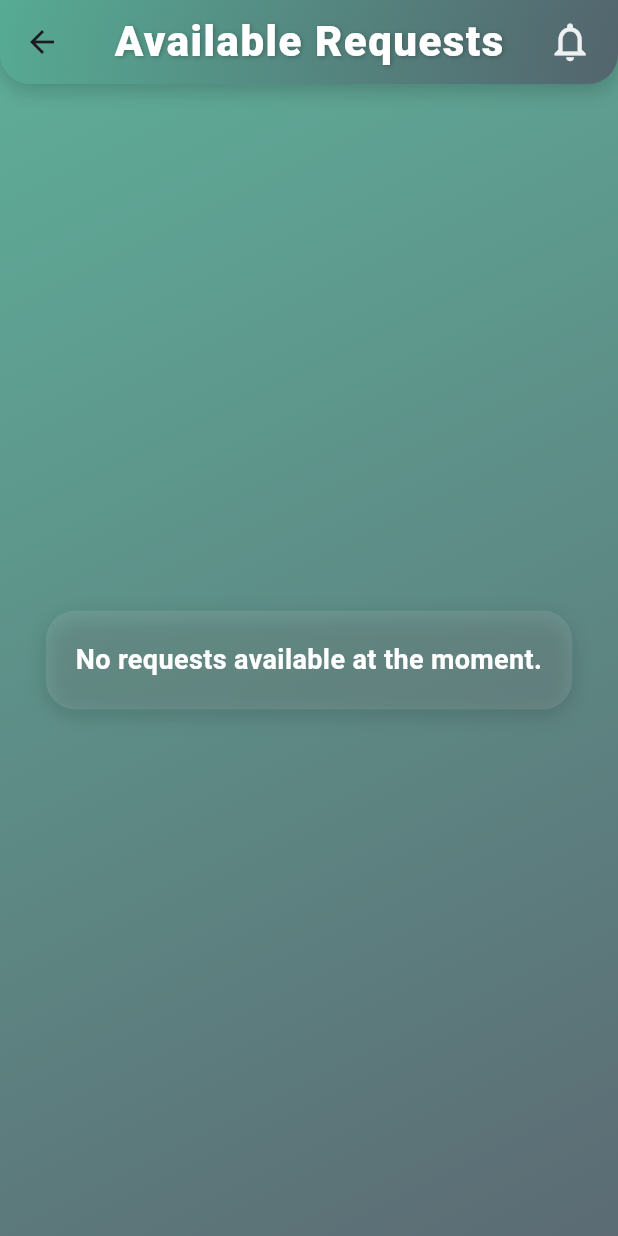
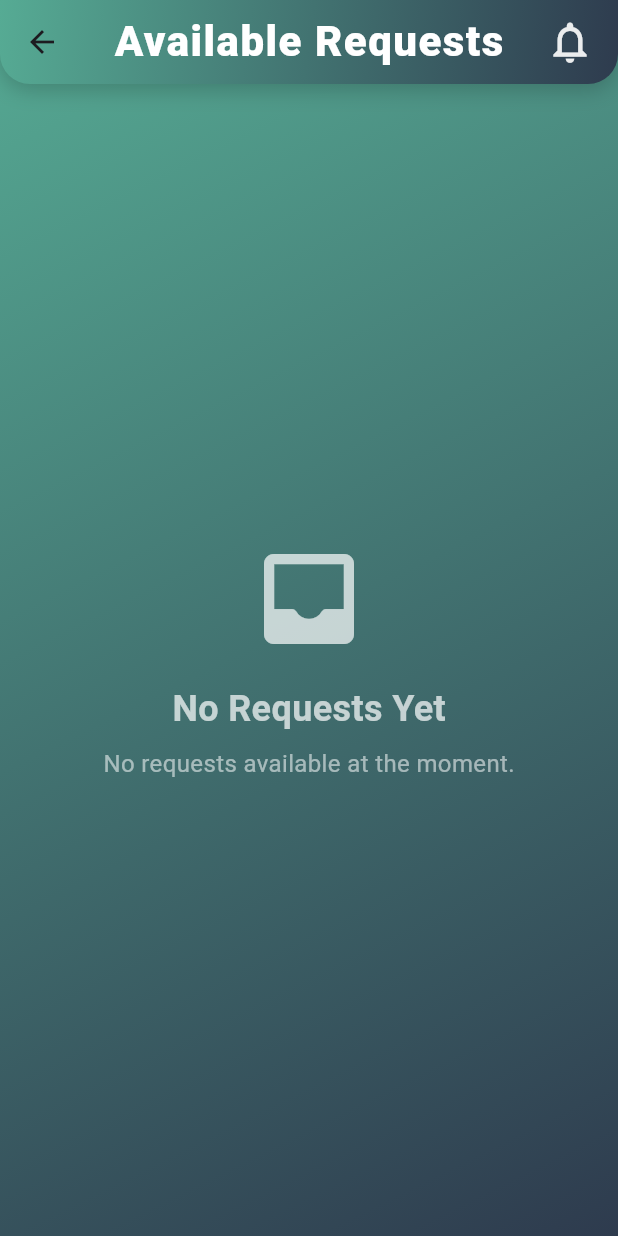
Before and after one commit to MINA000000/Handymen-app, a Flutter app: the HandymanHome screen opened directly, on a phone screen of 412 x 824 dp. Run offline on Flutter 3.47's test engine with Material 3 defaults, Android fonts, the phone set to English and light mode, and no system bars; our stand-ins replace animate_do, cached_network_image, cloud_firestore, cloud_functions, dio, file_picker and 8 more; accounts and stored records are empty; Roboto replaces fonts that are missing (Nunito); project files that could hold a hidden picture were left out.

Commit message:
theme consistancy complete

```diff
--- a/lib/handyman_screens/handyman_home.dart
+++ b/lib/handyman_screens/handyman_home.dart
@@ -68,16 +68,15 @@ class _HandymanHomeState extends State<HandymanHome> {
   @override
   Widget build(BuildContext context) {
     return Container(
-      width: double.infinity,
-      height: double.infinity,
-      decoration: BoxDecoration(
+      decoration: const BoxDecoration(
         gradient: LinearGradient(
           begin: Alignment.topLeft,
           end: Alignment.bottomRight,
           colors: [
-            Color.fromRGBO(86, 171, 148, 0.95),
-            Color.fromRGBO(83, 99, 108, 0.95),
+            Color(0xFF56AB94),
+            Color(0xFF2E3B4E),
           ],
+          stops: [0.0, 1.0],
         ),
       ),
       child: Scaffold(
@@ -91,11 +90,12 @@ class _HandymanHomeState extends State<HandymanHome> {
                 begin: Alignment.topLeft,
                 end: Alignment.bottomRight,
                 colors: [
-                  Color.fromRGBO(86, 171, 148, 0.95),
-            Color.fromRGBO(83, 99, 108, 0.95),
+                  Color(0xFF56AB94),
+                  Color(0xFF2E3B4E),
                 ],
               ),
-              borderRadius: const BorderRadius.vertical(bottom: Radius.circular(20)),
+              borderRadius:
+                  const BorderRadius.vertical(bottom: Radius.circular(20)),
               boxShadow: [
                 BoxShadow(
                   color: Color.fromRGBO(0, 0, 0, 0.2),
@@ -115,43 +115,10 @@ class _HandymanHomeState extends State<HandymanHome> {
                 fontWeight: FontWeight.w800,
                 fontFamily: 'Nunito',
                 letterSpacing: 1.0,
-                shadows: [
-                  Shadow(
-                    color: Color.fromRGBO(0, 0, 0, 0.26),
-                    blurRadius: 4,
-                    offset: Offset(1, 1),
-                  ),
-                ],
               ),
             ),
           ),
           centerTitle: true,
-          // leading: Padding(
-          //   padding: const EdgeInsets.only(left: 8.0),
-          //   child: IconButton(
-          //     onPressed: () => Navigator.pop(context),
-          //     icon: Container(
-          //       padding: const EdgeInsets.all(8),
-          //       decoration: BoxDecoration(
-          //         color: Color.fromRGBO(255, 255, 255, 0.1),
-          //         shape: BoxShape.circle,
-          //         boxShadow: [
-          //           BoxShadow(
-          //             color: Color.fromRGBO(0, 0, 0, 0.15),
-          //             blurRadius: 6,
-          //             offset: const Offset(0, 2),
-          //           ),
-          //         ],
-          //       ),
-          //       child: const Icon(
-          //         Icons.arrow_back,
-          //         color: Colors.white,
-          //         size: 24,
-          //       ),
-          //     ),
-          //     tooltip: 'Back',
-          //   ),
-          // ),
           actions: [
             Padding(
               padding: const EdgeInsets.only(right: 8.0),
@@ -185,7 +152,7 @@ class _HandymanHomeState extends State<HandymanHome> {
                       child: Icon(
                         Icons.notifications_outlined,
                         color: Color.fromRGBO(255, 255, 255, 0.9),
-                        size: 28,
+                        size: 30,
                       ),
                     );
                   },
@@ -196,116 +163,117 @@ class _HandymanHomeState extends State<HandymanHome> {
           ],
         ),
         body: isLoading || handymanInformation == null
-            ? Center(
+            ? const Center(
                 child: CircularProgressIndicator(
-                  color: Color.fromRGBO(255, 255, 255, 0.7),
+                  color: Colors.white,
+                  backgroundColor: Colors.white24,
+                  strokeWidth: 5,
                 ),
               )
             : errorMessage != null
                 ? Center(
-                    child: FadeInUp(
-                      duration: const Duration(milliseconds: 600),
-                      child: Container(
-                        padding: const EdgeInsets.all(20),
-                        margin: const EdgeInsets.symmetric(horizontal: 20),
-                        decoration: BoxDecoration(
-                          color: Color.fromRGBO(255, 255, 255, 0.1),
-                          borderRadius: BorderRadius.circular(20),
-                          boxShadow: [
-                            BoxShadow(
-                              color: Color.fromRGBO(0, 0, 0, 0.15),
-                              blurRadius: 12,
-                              offset: const Offset(0, 4),
+                    child: FadeIn(
+                      duration: const Duration(milliseconds: 800),
+                      child: Column(
+                        mainAxisAlignment: MainAxisAlignment.center,
+                        children: [
+                          Icon(
+                            Icons.error_outline,
+                            color: Colors.white70,
+                            size: 80,
                           ),
-                          ],
-                        ),
-                        child: Text(
+                          SizedBox(height: 16),
+                          Text(
                             errorMessage!,
                             style: const TextStyle(
-                            color: Colors.white,
-                            fontSize: 18,
+                              color: Colors.white70,
+                              fontSize: 24,
+                              fontFamily: 'Nunito',
                               fontWeight: FontWeight.w600,
-                            fontFamily: 'Nunito',
                             ),
                             textAlign: TextAlign.center,
                           ),
+                        ],
                       ),
                     ),
                   )
                 : StreamBuilder<QuerySnapshot>(
                     stream: FirebaseFirestore.instance
                         .collection(CollectionsNames.requestInformation)
-                        .where('category', isEqualTo: handymanInformation!.get('category'))
+                        .where('category',
+                            isEqualTo: handymanInformation!.get('category'))
                         .where('status', isEqualTo: 'notApproved')
                         .snapshots(),
                     builder: (context, snapshot) {
                       if (snapshot.connectionState == ConnectionState.waiting) {
-                        return Center(
+                        return const Center(
                           child: CircularProgressIndicator(
-                            color: Color.fromRGBO(255, 255, 255, 0.7),
+                            color: Colors.white,
+                            backgroundColor: Colors.white24,
+                            strokeWidth: 5,
                           ),
                         );
                       }
                       if (snapshot.hasError) {
                         return Center(
-                          child: FadeInUp(
-                            duration: const Duration(milliseconds: 600),
-                            child: Container(
-                              padding: const EdgeInsets.all(20),
-                              margin: const EdgeInsets.symmetric(horizontal: 20),
-                              decoration: BoxDecoration(
-                                color: Color.fromRGBO(255, 255, 255, 0.1),
-                                borderRadius: BorderRadius.circular(20),
-                                boxShadow: [
-                                  BoxShadow(
-                                    color: Color.fromRGBO(0, 0, 0, 0.15),
-                                    blurRadius: 12,
-                                    offset: const Offset(0, 4),
+                          child: FadeIn(
+                            duration: const Duration(milliseconds: 800),
+                            child: Column(
+                              mainAxisAlignment: MainAxisAlignment.center,
+                              children: [
+                                Icon(
+                                  Icons.error_outline,
+                                  color: Colors.white70,
+                                  size: 80,
                                 ),
-                                ],
-                              ),
-                              child: const Text(
+                                SizedBox(height: 16),
+                                Text(
                                   'Error loading requests. Please try again.',
                                   style: TextStyle(
-                                  color: Colors.white,
-                                  fontSize: 18,
+                                    color: Colors.white70,
+                                    fontSize: 24,
+                                    fontFamily: 'Nunito',
                                     fontWeight: FontWeight.w600,
-                                  fontFamily: 'Nunito',
                                   ),
                                   textAlign: TextAlign.center,
                                 ),
+                              ],
                             ),
                           ),
                         );
                       }
                       if (!snapshot.hasData || snapshot.data!.docs.isEmpty) {
                         return Center(
-                          child: FadeInUp(
-                            duration: const Duration(milliseconds: 600),
-                            child: Container(
-                              padding: const EdgeInsets.all(20),
-                              margin: const EdgeInsets.symmetric(horizontal: 20),
-                              decoration: BoxDecoration(
-                                color: Color.fromRGBO(255, 255, 255, 0.1),
-                                borderRadius: BorderRadius.circular(20),
-                                boxShadow: [
-                                  BoxShadow(
-                                    color: Color.fromRGBO(0, 0, 0, 0.15),
-                                    blurRadius: 12,
-                                    offset: const Offset(0, 4),
+                          child: FadeIn(
+                            duration: const Duration(milliseconds: 800),
+                            child: Column(
+                              mainAxisAlignment: MainAxisAlignment.center,
+                              children: [
+                                Icon(
+                                  Icons.inbox_rounded,
+                                  color: Colors.white70,
+                                  size: 80,
+                                ),
+                                SizedBox(height: 16),
+                                Text(
+                                  'No Requests Yet',
+                                  style: TextStyle(
+                                    color: Colors.white70,
+                                    fontSize: 24,
+                                    fontFamily: 'Nunito',
+                                    fontWeight: FontWeight.w600,
+                                  ),
+                                ),
+                                SizedBox(height: 8),
+                                Text(
+                                  'No requests available at the moment.',
+                                  style: TextStyle(
+                                    color: Colors.white54,
+                                    fontSize: 16,
+                                    fontFamily: 'Nunito',
+                                  ),
                                 ),
                               ],
-                              ),
-                              child: const Text(
-                                'No requests available at the moment.',
-                                style: TextStyle(
-                                  color: Colors.white,
-                                  fontSize: 18,
-                                  fontWeight: FontWeight.w600,
-                                  fontFamily: 'Nunito',
-                                ),
-                                textAlign: TextAlign.center,
-                              ),
                             ),
                           ),
                         );
@@ -314,76 +282,103 @@ class _HandymanHomeState extends State<HandymanHome> {
                       final requests = snapshot.data!.docs;
 
                       return ListView.builder(
+                          physics: const BouncingScrollPhysics(),
                           padding: const EdgeInsets.all(16),
                           itemCount: requests.length,
                           itemBuilder: (context, index) {
                             final request = requests[index];
+                            var data = request.data() as Map<String, dynamic>;
                             return FadeInUp(
-                            duration: Duration(milliseconds: 600 + (index * 100)),
-                            child: GestureDetector(
-                              onTap: () {
-                                Navigator.push(
+                              duration:
+                                  Duration(milliseconds: 600 + (index * 100)),
+                              child: _buildRequestCard(
+                                request,
+                                context,
+                                Colors.orangeAccent.withOpacity(0.15),
+                                (doc) => Navigator.push(
                                   context,
                                   MaterialPageRoute(
-                                    builder: (context) => RequestInfo(request: request),
-                                  ),
-                                );
-                              },
-                              child: Card(
-                                shape: RoundedRectangleBorder(
-                                  borderRadius: BorderRadius.circular(20),
-                                ),
-                                color: Color.fromRGBO(255, 255, 255, 0.95),
-                                elevation: 0,
-                                child: Container(
-                                  decoration: BoxDecoration(
-                                    borderRadius: BorderRadius.circular(20),
-                                    boxShadow: [
-                                      BoxShadow(
-                                        color: Color.fromRGBO(0, 0, 0, 0.15),
-                                        blurRadius: 10,
-                                        offset: const Offset(0, 4),
-                                      ),
-                                    ],
-                                  ),
-                                  child: ListTile(
-                                    contentPadding: const EdgeInsets.symmetric(
-                                        horizontal: 16, vertical: 12),
-                                    title: Text(
-                                      request['category'] ?? 'No category',
-                                      style: const TextStyle(
-                                        fontFamily: 'Nunito',
-                                        fontWeight: FontWeight.w700,
-                                        fontSize: 18,
-                                        color: Color.fromRGBO(33, 33, 33, 0.9),
-                                      ),
-                                    ),
-                                    subtitle: Padding(
-                                      padding: const EdgeInsets.only(top: 8),
-                                      child: Text(
-                                        request['request'] ?? 'No details provided',
-                                        style: const TextStyle(
-                                          fontFamily: 'Nunito',
-                                          fontSize: 16,
-                                          color: Color.fromRGBO(33, 33, 33, 0.7),
-                                        ),
-                                      ),
-                                    ),
-                                    trailing: Icon(
-                                      Icons.arrow_forward_ios,
-                                      color: Color.fromRGBO(255, 61, 0, 0.9),
-                                      size: 24,
-                                    ),
-                                  ),
+                                    builder: (context) =>
+                                        RequestInfo(request: doc),
                                   ),
                                 ),
                               ),
                             );
-                        },
+                          }
+                          //  24,
                           );
                     },
                   ),
       ),
     );
   }
+
+  Widget _buildRequestCard(
+    QueryDocumentSnapshot doc,
+    BuildContext context,
+    Color cardColor,
+    Function(QueryDocumentSnapshot) onTap,
+  ) {
+    var data = doc.data() as Map<String, dynamic>;
+    return Padding(
+      padding: const EdgeInsets.symmetric(horizontal: 16, vertical: 8),
+      child: Card(
+        elevation: 4,
+        shadowColor: Colors.black26,
+        shape: RoundedRectangleBorder(
+          borderRadius: BorderRadius.circular(16),
+        ),
+        color: cardColor,
+        child: Container(
+          decoration: BoxDecoration(
+            borderRadius: BorderRadius.circular(16),
+            border: Border.all(color: Colors.white12, width: 1),
+          ),
+          child: ListTile(
+            contentPadding: const EdgeInsets.all(16),
+            title: Text(
+              data[RequestFieldsName.category] ?? 'No Category',
+              style: const TextStyle(
+                fontWeight: FontWeight.bold,
+                fontSize: 18,
+                color: Colors.white,
+                fontFamily: 'Nunito',
+              ),
+            ),
+            subtitle: Column(
+              crossAxisAlignment: CrossAxisAlignment.start,
+              children: [
+                SizedBox(height: 8),
+                Text(
+                  data[RequestFieldsName.request] ?? 'No Request',
+                  style: const TextStyle(
+                    fontSize: 14,
+                    color: Colors.white70,
+                    fontFamily: 'Nunito',
+                  ),
+                  maxLines: 2,
+                  overflow: TextOverflow.ellipsis,
+                ),
+                SizedBox(height: 8),
+                Text(
+                  'Assigned to: ${data[RequestFieldsName.assignedHandymanName] ?? 'Unassigned'}',
+                  style: const TextStyle(
+                    fontSize: 14,
+                    color: Colors.white54,
+                    fontFamily: 'Nunito',
+                  ),
+                ),
+              ],
+            ),
+            trailing: const Icon(
+              Icons.arrow_forward_ios,
+              color: Colors.white70,
+              size: 20,
+            ),
+            onTap: () => onTap(doc),
+          ),
+        ),
+      ),
+    );
   }
+}
```
Lines whose indentation alone changed are shown as unchanged.
